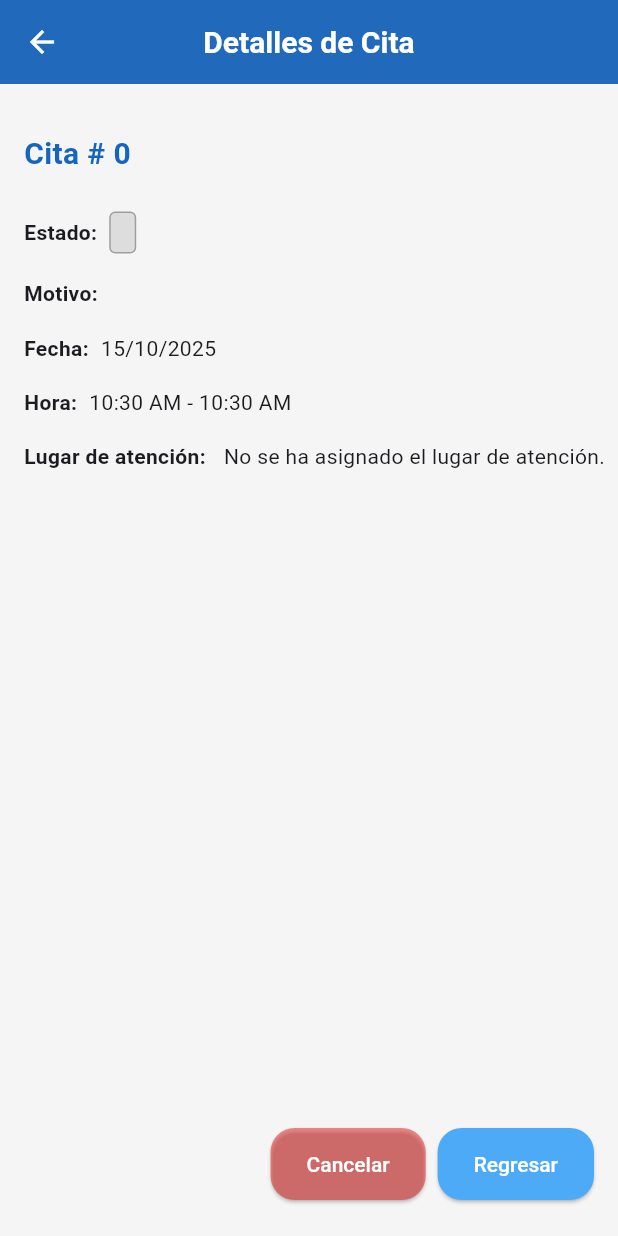
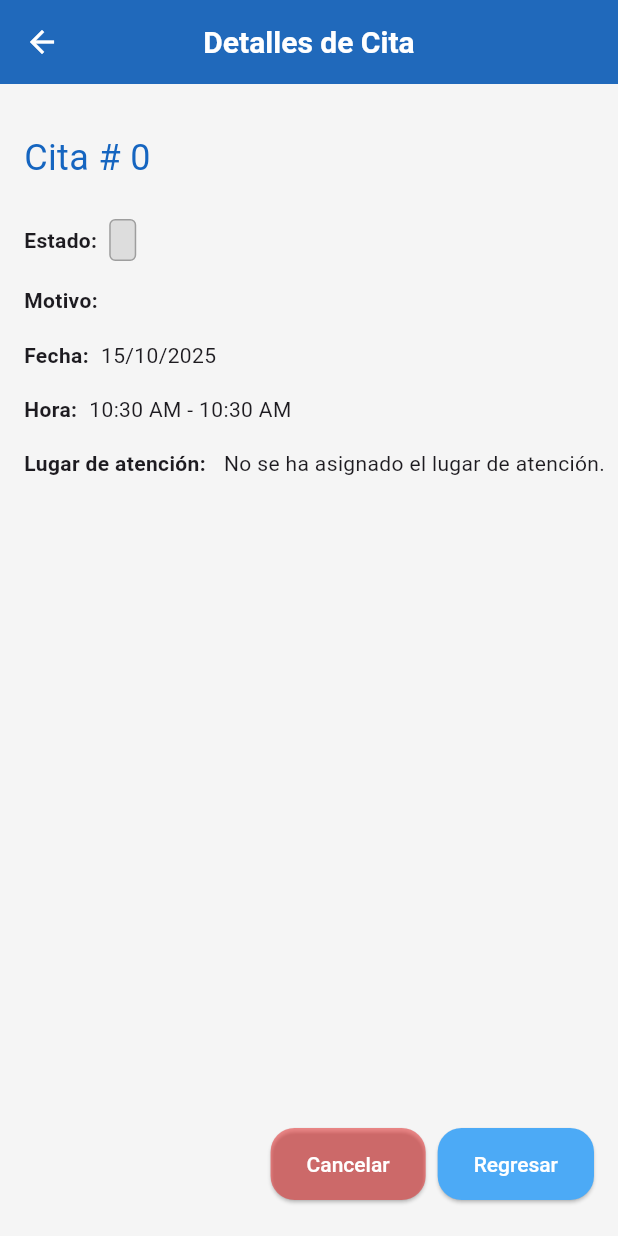
Before and after one commit to Hospired/Hospired-App, a Flutter app: the AppointmentPage screen opened directly with empty values, on a phone screen of 412 x 824 dp. Run offline on Flutter 3.47's test engine with Material 3 defaults, Android fonts, the phone set to English and light mode, and no system bars; our stand-ins replace flutter_hooks, flutter_local_notifications, hive, hive_flutter, hooks_riverpod, shared_preferences and 3 more; accounts and stored records are empty.

Commit message:
Minor improvements

```diff
--- a/lib/backend-api/enum_maps.dart
+++ b/lib/backend-api/enum_maps.dart
@@ -21,7 +21,7 @@ Map<String, String> medicalSpecialties = {
 
 Map<String, String> appointmentStatus = {
   'requested': 'solicitado',
-  'scheduled': 'pendiente',
+  'scheduled': 'programado',
   'completed': 'completado',
   'canceled': 'cancelado',
   'no_show': 'no asistió',
--- a/lib/pages/appointments/appointment_page.dart
+++ b/lib/pages/appointments/appointment_page.dart
@@ -96,9 +96,7 @@ class AppointmentPage extends HookConsumerWidget {
                 appointment.status == "requested"
                     ? "Solicitud # ${appointment.id}"
                     : "Cita # ${appointment.id}",
-                style: HospiredTextStyle.title4.copyWith(
-                  color: HospiredColors.primary,
-                ),
+                style: HospiredTextStyle.sectionTitle,
               ),
               const SizedBox(height: 24),
               Row(
```
Also changed, not shown: lib/pages/home/home_page.dart (+14 -11 lines), lib/pages/treatments/treatment_page.dart (added, +30 -0 lines).
